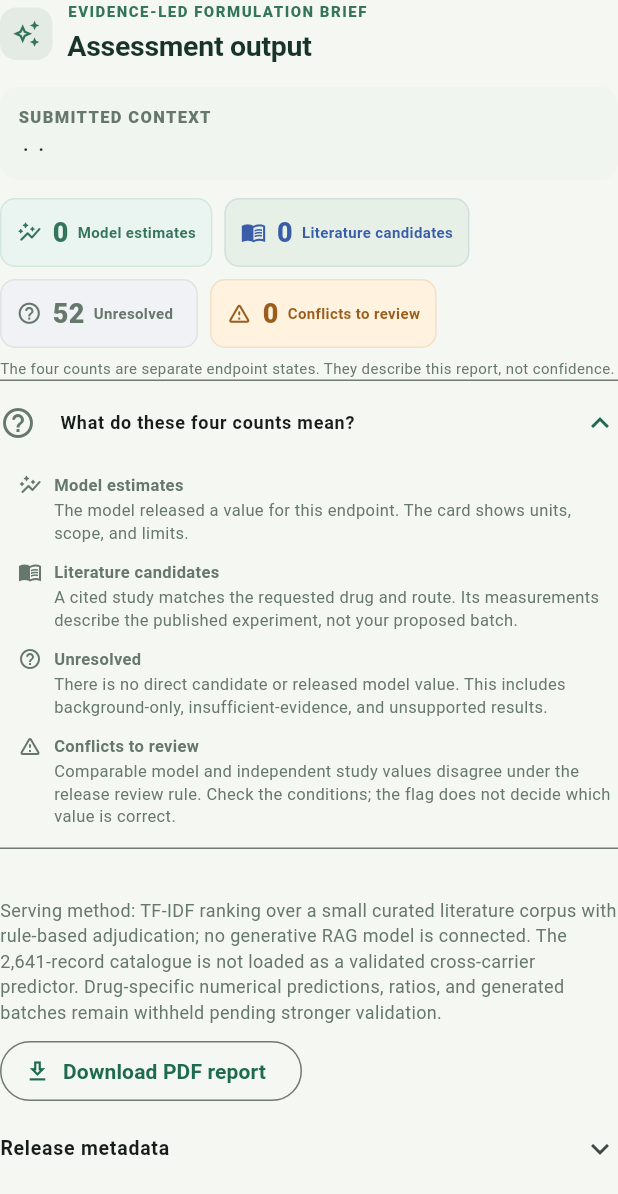
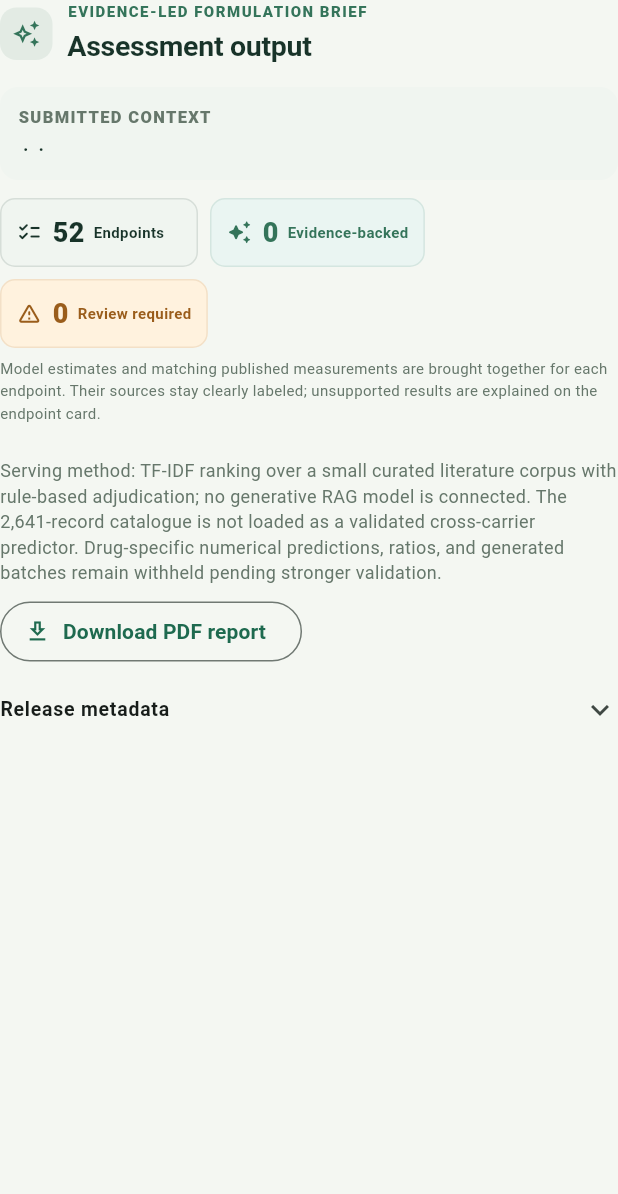
Before and after one commit to alihamdy135/smartnanoformulator, a Flutter app: the _FormulationResultView widget shown alone on an empty page, opened directly with empty values, on a phone screen of 412 x 824 dp. Shown: the top 1194 px of the screen. Run offline on Flutter 3.47's test engine with Material 3 defaults, Android fonts, the phone set to English and light mode, and no system bars; our stand-ins replace pdf; missing offline and left inert: dart:html.

Commit message:
Unify model and literature result presentation

```diff
--- a/frontend/lib/main.dart
+++ b/frontend/lib/main.dart
@@ -1532,49 +1532,94 @@ class _ReferenceLibrary extends StatelessWidget {
 
   static const _references = <(String, String, String)>[
     (
-      'USP–NF General Chapter 1154 · Liposome Drug Products',
-      'Pharmacopeial product-characterization guidance.',
-      'https://doi.org/10.31003/USPNF_M17435_02_01',
+      "USP–NF General Chapter 1154 · Liposome Drug Products",
+      "Pharmacopeial product-characterization guidance.",
+      "https://doi.org/10.31003/USPNF_M17435_02_01",
     ),
     (
-      'Drug Delivery through Liposomes · book chapter',
-      'Background on liposome structure and drug association.',
-      'https://doi.org/10.5772/intechopen.97727',
+      "Drug Delivery through Liposomes · book chapter",
+      "Background on liposome structure and drug association.",
+      "https://doi.org/10.5772/intechopen.97727",
     ),
     (
-      'Eugster et al. (2024) · microfluidic liposomes',
-      'Source cohort for the process model; it does not validate drug loading or tissue delivery.',
-      'https://doi.org/10.1016/j.jconrel.2024.10.065',
+      "Liposome—A Comprehensive Approach for Researchers · book chapter",
+      "Open-access methods and characterization context, including size, PDI, zeta potential and entrapment.",
+      "https://doi.org/10.5772/intechopen.93256",
     ),
     (
-      'Bragagni et al. (2012) · topical celecoxib',
-      'Comparative study; Batch F reports 54.4% entrapment for that published ethosome.',
-      'https://doi.org/10.3109/10717544.2012.724472',
+      "Eugster et al. (2024) · microfluidic liposomes",
+      "Source cohort for the process model; it does not validate drug loading or tissue delivery.",
+      "https://doi.org/10.1016/j.jconrel.2024.10.065",
     ),
     (
-      'Shahiwala et al. (2023) · donepezil niosomes',
-      'Drug- and carrier-specific experimental formulation study.',
-      'https://doi.org/10.1208/s12249-023-02547-2',
+      "Bragagni et al. (2012) · topical celecoxib",
+      "Comparative study; Batch F reports 54.4% entrapment for that published ethosome.",
+      "https://doi.org/10.3109/10717544.2012.724472",
     ),
     (
-      'Ascenso et al. (2015) · skin-delivery vesicles',
-      'Transfersome/ethosome experiments with caffeine and vitamin E model actives.',
-      'https://pmc.ncbi.nlm.nih.gov/articles/PMC4583114/',
+      "Shahiwala et al. (2023) · donepezil niosomes",
+      "Drug- and carrier-specific experimental formulation study.",
+      "https://doi.org/10.1208/s12249-023-02547-2",
     ),
     (
-      'Riva et al. (2019) · oral quercetin phytosome',
-      'Oral absorption evidence; not a tissue-targeting or release prediction.',
-      'https://doi.org/10.1007/s13318-018-0517-3',
+      "Niosomes as Carrier in Dermal Drug Delivery · book chapter",
+      "Open-access dermal niosome formulation background; not a drug-specific prediction.",
+      "https://doi.org/10.5772/51729",
     ),
     (
-      'Yanes et al. (2025) · release-data methods',
-      'Release assay context; values from incompatible assays are not interchangeable.',
-      'https://doi.org/10.1016/j.ijpx.2025.100393',
+      "Ascenso et al. (2015) · skin-delivery vesicles",
+      "Transfersome/ethosome experiments with caffeine and vitamin E model actives.",
+      "https://pmc.ncbi.nlm.nih.gov/articles/PMC4583114/",
     ),
     (
-      'FDA (2018) · Liposome Drug Products guidance',
-      'Regulatory context for characterization, manufacturing, and pharmacokinetics.',
-      'https://www.fda.gov/regulatory-information/search-fda-guidance-documents/liposome-drug-products-chemistry-manufacturing-and-controls-human-pharmacokinetics-and',
+      "Ethosomes: An Exciting and Promising Alcoholic Carrier System · book chapter",
+      "Ethanol/phospholipid composition, preparation, characterization and skin-delivery context.",
+      "https://doi.org/10.5772/intechopen.79807",
+    ),
+    (
+      "Hydrogels with Liposomes, Niosomes or Transfersomes · book chapter",
+      "Dermal/transdermal carrier and hydrogel-combination background.",
+      "https://doi.org/10.5772/intechopen.68158",
+    ),
+    (
+      "Riva et al. (2019) · oral quercetin phytosome",
+      "Oral absorption evidence; not a tissue-targeting or release prediction.",
+      "https://doi.org/10.1007/s13318-018-0517-3",
+    ),
+    (
+      "Phytosomes as a Novel Approach to Drug Delivery · book chapter",
+      "Phospholipid–phytochemical complex background; botanical results are not general drug predictions.",
+      "https://doi.org/10.5772/intechopen.113914",
+    ),
+    (
+      "Yanes et al. (2025) · release-data methods",
+      "Release assay context; values from incompatible assays are not interchangeable.",
+      "https://doi.org/10.1016/j.ijpx.2025.100393",
+    ),
+    (
+      "FDA (2018) · Liposome Drug Products guidance",
+      "Regulatory context for characterization, manufacturing, and pharmacokinetics.",
+      "https://www.fda.gov/regulatory-information/search-fda-guidance-documents/liposome-drug-products-chemistry-manufacturing-and-controls-human-pharmacokinetics-and",
+    ),
+    (
+      "Benson et al. (2019) · topical and transdermal delivery review",
+      "Reviews skin-barrier pathways and distinct vesicle classes; not batch-level evidence.",
+      "https://pmc.ncbi.nlm.nih.gov/articles/PMC6637104/",
+    ),
+    (
+      "Current Advances in Specialised Niosomal Drug Delivery · review",
+      "Manufacturing, characterization and application context for niosomes.",
+      "https://pmc.ncbi.nlm.nih.gov/articles/PMC9455955/",
+    ),
+    (
+      "Lipid-Based Drug Delivery Systems · transdermal review",
+      "Cross-carrier formulation context; study measurements remain formulation- and assay-specific.",
+      "https://pmc.ncbi.nlm.nih.gov/articles/PMC12430098/",
+    ),
+    (
+      "Phytosomal Delivery of Natural Bioactives · review",
+      "Recent formulation and characterization overview for phytosomes; not a drug-specific model.",
+      "https://pmc.ncbi.nlm.nih.gov/articles/PMC13708521/",
     ),
   ];
 
@@ -1585,7 +1630,7 @@ class _ReferenceLibrary extends StatelessWidget {
         tilePadding: EdgeInsets.zero,
         leading: const Icon(Icons.menu_book_outlined, color: _teal),
         title: const Text(
-          'Curated references · 9 sources',
+          'Curated references · 18 sources',
           style: TextStyle(fontSize: 13, fontWeight: FontWeight.w700),
         ),
         subtitle: const Text(
@@ -1627,17 +1672,15 @@ class _FormulationResultView extends StatelessWidget {
   Widget build(BuildContext context) {
     final results = Map<String, dynamic>.from(data['results'] as Map? ?? {});
     final request = Map<String, dynamic>.from(data['request'] as Map? ?? {});
-    final reports = results.values.whereType<Map>();
-    final estimates = reports
-        .where((item) => item['decision'] == 'model_estimate')
+    final evidenceBacked = results.values
+        .whereType<Map>()
+        .where((item) => ['model_estimate', 'literature_candidate']
+            .contains(item['decision']))
         .length;
-    final candidates = reports
-        .where((item) => item['decision'] == 'literature_candidate')
-        .length;
-    final conflicts = reports
+    final conflicts = results.values
+        .whereType<Map>()
         .where((item) => item['decision'] == 'conflicting_evidence')
         .length;
-    final unresolved = results.length - estimates - candidates - conflicts;
 
     return Column(
       crossAxisAlignment: CrossAxisAlignment.stretch,
@@ -1655,37 +1698,27 @@ class _FormulationResultView extends StatelessWidget {
           runSpacing: 8,
           children: [
             _BriefMetric(
-              count: estimates,
-              label: 'Model estimates',
+              count: results.length,
+              label: 'Endpoints',
+              explanation: 'The number of formulation outcomes requested in this assessment.',
+              icon: Icons.checklist_rounded,
+              color: _ink,
+              fill: _soft,
+            ),
+            _BriefMetric(
+              count: evidenceBacked,
+              label: 'Evidence-backed',
               explanation:
-                  'An endpoint with a released model value. Read its units and scope on the result card.',
-              icon: Icons.auto_graph_rounded,
+                  'An endpoint with an in-scope model estimate, a directly matched published study, or both.',
+              icon: Icons.auto_awesome_rounded,
               color: _teal,
               fill: const Color(0xFFEAF5F2),
             ),
             _BriefMetric(
-              count: candidates,
-              label: 'Literature candidates',
+              count: conflicts,
+              label: 'Review required',
               explanation:
-                  'A cited study matches the requested drug and route. Its measurements belong to that published experiment, not a new batch.',
-              icon: Icons.menu_book_outlined,
-              color: const Color(0xFF3A5DAA),
-              fill: const Color(0xFFE7F0E6),
-            ),
-            _BriefMetric(
-              count: unresolved,
-              label: 'Unresolved',
-              explanation:
-                  'No direct candidate or released model value answers this endpoint. Background-only, insufficient, and unsupported results are included.',
-              icon: Icons.help_outline_rounded,
-              color: _muted,
-              fill: const Color(0xFFF0F2F6),
-            ),
-            _BriefMetric(
-              count: conflicts,
-              label: 'Conflicts to review',
-              explanation:
-                  'A comparable independent measurement and model result disagree under the release comparison rule. Review the study conditions.',
+                  'A comparable study measurement and model result disagree under the release comparison rule. Review the study conditions.',
               icon: Icons.warning_amber_rounded,
               color: const Color(0xFF9A5D1B),
               fill: const Color(0xFFFFF2DE),
@@ -1694,77 +1727,9 @@ class _FormulationResultView extends StatelessWidget {
         ),
         const SizedBox(height: 6),
         const Text(
-          'The four counts are separate endpoint states. They describe this report, not confidence.',
-          style: TextStyle(color: _muted, fontSize: 10),
-        ),
-        ExpansionTile(
-          initiallyExpanded: true,
-          leading: const Icon(Icons.help_outline_rounded, color: _muted),
-          tilePadding: EdgeInsets.zero,
-          childrenPadding: const EdgeInsets.only(left: 12, right: 4, bottom: 8),
-          title: const Text(
-            'What do these four counts mean?',
-            style: TextStyle(fontSize: 12, fontWeight: FontWeight.w700),
-          ),
-          children: [
-            for (final item in const <(String, String, IconData)>[
-              (
-                'Model estimates',
-                'The model released a value for this endpoint. The card shows units, scope, and limits.',
-                Icons.auto_graph_rounded,
-              ),
-              (
-                'Literature candidates',
-                'A cited study matches the requested drug and route. Its measurements describe the published experiment, not your proposed batch.',
-                Icons.menu_book_outlined,
-              ),
-              (
-                'Unresolved',
-                'There is no direct candidate or released model value. This includes background-only, insufficient-evidence, and unsupported results.',
-                Icons.help_outline_rounded,
-              ),
-              (
-                'Conflicts to review',
-                'Comparable model and independent study values disagree under the release review rule. Check the conditions; the flag does not decide which value is correct.',
-                Icons.warning_amber_rounded,
-              ),
-            ])
-              Padding(
-                padding: const EdgeInsets.symmetric(vertical: 5),
-                child: Row(
-                  crossAxisAlignment: CrossAxisAlignment.start,
-                  children: [
-                    Icon(item.$3, size: 16, color: _muted),
-                    const SizedBox(width: 8),
-                    Expanded(
-                      child: Column(
-                        crossAxisAlignment: CrossAxisAlignment.start,
-                        children: [
-                          Text(
-                            item.$1,
-                            style: const TextStyle(
-                              fontSize: 11,
-                              fontWeight: FontWeight.w700,
-                            ),
-                          ),
-                          const SizedBox(height: 2),
-                          Text(
-                            item.$2,
-                            style: const TextStyle(
-                              color: _muted,
-                              fontSize: 11,
-                              height: 1.4,
-                            ),
-                          ),
-                        ],
-                      ),
-                    ),
-                  ],
-                ),
-              ),
-          ],
-        ),
-        const SizedBox(height: 10),
+          'Model estimates and matching published measurements are brought together for each endpoint. Their sources stay clearly labeled; unsupported results are explained on the endpoint card.',
+          style: TextStyle(color: _muted, fontSize: 10, height: 1.45),
+        ),
         const SizedBox(height: 17),
         for (final group in const <(String, List<String>)>[
           ('CARRIER & EXCIPIENT EVIDENCE', ['carrier', 'excipients']),
@@ -1894,18 +1859,14 @@ class _ResultView extends StatelessWidget {
   Widget build(BuildContext context) {
     final results = Map<String, dynamic>.from(data['results'] as Map? ?? {});
     final request = Map<String, dynamic>.from(data['request'] as Map? ?? {});
-    final ready = results.values
+    final evidenceBacked = results.values
         .whereType<Map>()
-        .where(
-          (result) => ['model_estimate', 'literature_candidate']
-              .contains(result['decision']),
-        )
+        .where((result) => ['model_estimate', 'literature_candidate']
+            .contains(result['decision']))
         .length;
     final conflicts = results.values
         .whereType<Map>()
-        .where(
-          (result) => result['decision'] == 'conflicting_evidence',
-        )
+        .where((result) => result['decision'] == 'conflicting_evidence')
         .length;
     return Column(
       crossAxisAlignment: CrossAxisAlignment.stretch,
@@ -1928,83 +1889,21 @@ class _ResultView extends StatelessWidget {
                 textColor: _ink,
                 icon: Icons.checklist_rounded),
             _Pill(
-                label: '$ready supported',
+                label: '$evidenceBacked evidence-backed',
                 color: const Color(0xFFE6F5ED),
                 textColor: const Color(0xFF166446),
-                icon: Icons.check_circle_outline),
+                icon: Icons.auto_awesome_rounded),
             _Pill(
-                label: '${results.length - ready - conflicts} unresolved',
-                color: _soft,
-                textColor: _muted,
-                icon: Icons.help_outline),
-            if (conflicts > 0)
-              _Pill(
-                  label: '$conflicts to review',
+                label: '$conflicts review required',
                 color: const Color(0xFFFFF2DE),
                 textColor: const Color(0xFF9A5D1B),
                 icon: Icons.warning_amber),
           ],
         ),
-        const SizedBox(height: 4),
-        ExpansionTile(
-          initiallyExpanded: true,
-          shape: const Border(),
-          collapsedShape: const Border(),
-          tilePadding: EdgeInsets.zero,
-          childrenPadding: const EdgeInsets.only(left: 12, right: 4, bottom: 8),
-          leading: const Icon(Icons.help_outline_rounded, color: _muted),
-          title: const Text(
-            'What do these result counts mean?',
-            style: TextStyle(fontSize: 12, fontWeight: FontWeight.w700),
-          ),
-          children: [
-            for (final item in const <(String, String)>[
-              (
-                'Endpoints',
-                'The number of requested process outputs in this report.',
-              ),
-              (
-                'Supported',
-                'A model returned an in-scope estimate. Size and PDI are conditional on the formation screen.',
-              ),
-              (
-                'Unresolved',
-                'No estimate was released because the setting is missing, unsupported, or outside the cohort scope.',
-              ),
-              (
-                'To review',
-                'A comparable independent measurement conflicts with the model result. Check the study conditions.',
-              ),
-            ])
-              Padding(
-                padding: const EdgeInsets.symmetric(vertical: 4),
-                child: Row(
-                  crossAxisAlignment: CrossAxisAlignment.start,
-                  children: [
-                    SizedBox(
-                      width: 82,
-                      child: Text(
-                        item.$1,
-                        style: const TextStyle(
-                          fontSize: 11,
-                          fontWeight: FontWeight.w700,
-                        ),
-                      ),
-                    ),
-                    Expanded(
-                      child: Text(
-                        item.$2,
-                        style: const TextStyle(
-                          color: _muted,
-                          fontSize: 11,
-                          height: 1.4,
-                        ),
-                      ),
-                    ),
-                  ],
-                ),
-              ),
-          ],
+        const SizedBox(height: 6),
+        const Text(
+          'Model estimates and relevant published measurements are assessed together for each endpoint. Their values remain labeled by source and are not averaged. The endpoint card explains any missing support or conflict.',
+          style: TextStyle(color: _muted, fontSize: 11, height: 1.45),
         ),
         const SizedBox(height: 8),
         const _SectionLabel('ENDPOINTS'),
@@ -2166,7 +2065,7 @@ Future<void> _downloadFormulationPdf(
           pw.SizedBox(height: 15),
           _pdfSectionTitle('Endpoint-by-endpoint assessment'),
           pw.Text(
-              'Each endpoint retains its decision, model status, rationale, and applicable evidence. A published measurement belongs to the cited study batch; it is not a prediction for a new formulation.',
+              'Model output and matching published evidence are reported together for each endpoint. Values retain their source: study measurements describe the cited batch and are not averaged with model estimates.',
               style: const pw.TextStyle(color: _pdfMuted, fontSize: 9, lineSpacing: 2)),
           pw.SizedBox(height: 9),
           for (final entry in results.entries)
@@ -2233,14 +2132,13 @@ Future<void> _downloadProcessAssessmentPdf(
     final requestId = (data['request_id'] ?? 'report').toString();
     final pdf = pw.Document();
 
-    final ready = results.values.whereType<Map>().where((result) {
+    final evidenceBacked = results.values.whereType<Map>().where((result) {
       return ['model_estimate', 'literature_candidate']
           .contains(result['decision']);
     }).length;
     final conflicts = results.values.whereType<Map>().where((result) {
       return result['decision'] == 'conflicting_evidence';
     }).length;
-    final unresolved = results.length - ready - conflicts;
     final inputRows = <List<String>>[
       ['Primary lipid', _pdfSafe(candidate['primary_lipid'])],
       ['Chip', _pdfSafe(candidate['chip'])],
@@ -2343,15 +2241,13 @@ Future<void> _downloadProcessAssessmentPdf(
             runSpacing: 6,
             children: [
               _pdfStatusPill('${results.length} endpoints', _pdfPaper),
-              _pdfStatusPill('$ready supported', _pdfSage),
-              _pdfStatusPill('$unresolved unresolved', _pdfPaper),
-              if (conflicts > 0)
-                _pdfStatusPill('$conflicts to review', PdfColor(1, 0.95, 0.87)),
+              _pdfStatusPill('$evidenceBacked evidence-backed', _pdfSage),
+              _pdfStatusPill('$conflicts review required', PdfColor(1, 0.95, 0.87)),
             ],
           ),
           pw.SizedBox(height: 4),
           pw.Text(
-            'These counts describe this run. They are endpoint states, not confidence scores.',
+            'Model estimates and matched published evidence are brought together per endpoint. Values remain labeled by source; study observations are not predictions for a new batch.',
             style: const pw.TextStyle(color: _pdfMuted, fontSize: 8),
           ),
           pw.SizedBox(height: 14),
@@ -2702,11 +2598,10 @@ String _pdfHumanize(String value) {
 }
 
 String _pdfDecisionLabel(dynamic value) => switch (value) {
-      'model_estimate' => 'MODEL ESTIMATE',
-      'literature_candidate' => 'LITERATURE CANDIDATE',
+      'model_estimate' || 'literature_candidate' => 'EVIDENCE AVAILABLE',
       'conflicting_evidence' => 'REVIEW CONFLICT',
       'background_only' => 'BACKGROUND ONLY',
-      _ => _pdfHumanize(_pdfSafe(value)).toUpperCase(),
+      _ => 'NO SUPPORTED RESULT',
     };
 
 class _SubmittedContext extends StatelessWidget {
@@ -2819,6 +2714,9 @@ class _EndpointCard extends StatelessWidget {
         .whereType<Map>()
         .map((item) => Map<String, dynamic>.from(item))
         .toList();
+    final hasDirectStudy = evidence.any(
+      (item) => item['applicability'] == 'matched_drug_and_route',
+    );
     final (label, color, background, icon) = _decisionAppearance(decision);
     final value = model['value'];
     final observations = <String>[];
@@ -2885,20 +2783,72 @@ class _EndpointCard extends StatelessWidget {
             style: const TextStyle(color: _muted, fontSize: 14, height: 1.5),
           ),
           const SizedBox(height: 12),
+          Container(
+            width: double.infinity,
+            padding: const EdgeInsets.all(10),
+            decoration: BoxDecoration(
+              color: _soft,
+              border: Border.all(color: _line),
+              borderRadius: BorderRadius.circular(12),
+            ),
+            child: Column(
+              crossAxisAlignment: CrossAxisAlignment.start,
+              children: [
+                const Row(
+                  children: [
+                    Icon(Icons.auto_awesome_rounded, color: _teal, size: 16),
+                    SizedBox(width: 6),
+                    Text(
+                      'COMBINED EVIDENCE',
+                      style: TextStyle(
+                        color: _teal,
+                        letterSpacing: 0.7,
+                        fontSize: 10,
+                        fontWeight: FontWeight.w800,
+                      ),
+                    ),
+                  ],
+                ),
+                const SizedBox(height: 5),
+                const Text(
+                  'Model output and published study evidence are reviewed together. Each value keeps its source; study measurements are not new-batch predictions and are not averaged with model estimates.',
+                  style: TextStyle(color: _muted, fontSize: 11, height: 1.4),
+                ),
+                const SizedBox(height: 10),
                 _ModelReport(model: model, endpoint: name),
-          if (evidence.isNotEmpty) ...[
-            const SizedBox(height: 12),
-            const _SectionLabel('LITERATURE REPORT'),
-            const SizedBox(height: 8),
+                const SizedBox(height: 10),
+                const Row(
+                  children: [
+                    Icon(Icons.menu_book_outlined, color: _teal, size: 15),
+                    SizedBox(width: 6),
+                    Text(
+                      'PUBLISHED STUDIES',
+                      style: TextStyle(
+                        color: _teal,
+                        letterSpacing: 0.6,
+                        fontSize: 9,
+                        fontWeight: FontWeight.w800,
+                      ),
+                    ),
+                  ],
+                ),
+                const SizedBox(height: 7),
+                if (evidence.isNotEmpty)
                   for (final item in evidence)
-              _EvidenceCard(item: item, endpoint: name),
-          ] else if (decision != 'model_estimate') ...[
-            const SizedBox(height: 10),
+                    _EvidenceCard(item: item, endpoint: name)
+                else
                   const _InlineNote(
                     text:
-                  'No applicable source was retrieved for this endpoint in the current curated corpus.',
-            ),
-          ],
+                        'No source was retrieved for this endpoint from the current curated corpus.',
+                  ),
+                if (!hasDirectStudy && evidence.isNotEmpty)
+                  const _InlineNote(
+                    text:
+                        'No study directly matched the requested drug and route. The listed sources are background context only.',
+                  ),
+              ],
+            ),
+          ),
         ],
       ),
     );
@@ -3593,17 +3543,11 @@ String _humanStatus(String status) => switch (status) {
 
 (String, Color, Color, IconData) _decisionAppearance(String decision) =>
     switch (decision) {
-      'model_estimate' => (
-          'MODEL ESTIMATE',
+      'model_estimate' || 'literature_candidate' => (
+          'EVIDENCE AVAILABLE',
           const Color(0xFF166446),
           const Color(0xFFE6F5ED),
-          Icons.auto_graph_rounded,
-        ),
-      'literature_candidate' => (
-          'LITERATURE CANDIDATE',
-          const Color(0xFF2F6981),
-          const Color(0xFFEAF3F7),
-          Icons.menu_book_outlined,
+          Icons.auto_awesome_rounded,
         ),
       'conflicting_evidence' => (
           'REVIEW CONFLICT',
@@ -3618,7 +3562,7 @@ String _humanStatus(String status) => switch (status) {
           Icons.info_outline_rounded,
         ),
       _ => (
-          'INSUFFICIENT EVIDENCE',
+          'NO SUPPORTED RESULT',
           _muted,
           const Color(0xFFF0F3F4),
           Icons.help_outline_rounded,
```
Lines whose indentation alone changed are shown as unchanged.
